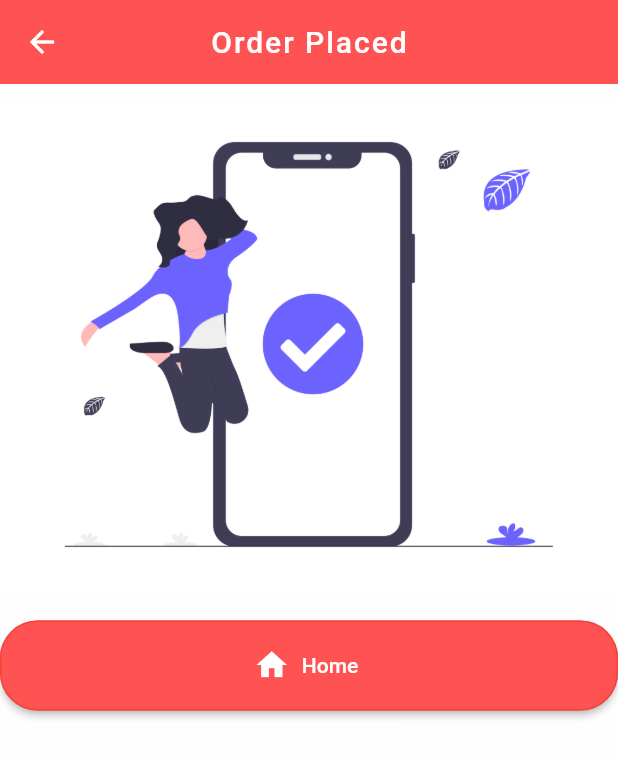
After one commit to irshadmd/Fresho-Daily, a Flutter app: the OrderPlaced screen opened by its route, on a phone screen of 412 x 824 dp. The commit adds this screen. Shown: the top 757 px of the screen. Run offline on Flutter 3.47's test engine with Material 2 defaults, Android fonts, the phone set to English and light mode, and no system bars; our stand-ins replace auto_size_text, badges, email_validator, flutter_spinkit, fluttertoast, google_fonts and 3 more; missing offline and left inert: bottom_indicator_bar, global_configuration, sk_onboarding_screen; accounts and stored records are empty; network calls fail.

Commit message:
Order Placed

```diff
--- a/lib/RouteGen/route_generator.dart
+++ b/lib/RouteGen/route_generator.dart
@@ -3,6 +3,7 @@ import 'package:final_app/pages/Categories.dart';
 import 'package:final_app/pages/Checkout.dart';
 import 'package:final_app/pages/LoginPage.dart';
 import 'package:final_app/pages/MainPage.dart';
+import 'package:final_app/pages/OrderPlaced.dart';
 import 'package:final_app/pages/ProductDetailPage.dart';
 import 'package:final_app/pages/Register.dart';
 import 'package:final_app/pages/SplashScreen.dart';
@@ -30,6 +31,8 @@ class RouteGenerator {
         return MaterialPageRoute(builder: (_) => Cart());
       case '/Checkout':
         return MaterialPageRoute(builder: (_) => Checkout());
+        case '/OrderPlaced':
+        return MaterialPageRoute(builder: (_) => OrderPlaced());
       case '/WalkThrough':
         return MaterialPageRoute(builder: (_) => WalkThrough());
       default:
--- /dev/null
+++ b/lib/pages/OrderPlaced.dart
@@ -0,0 +1,88 @@
+import 'package:flutter/material.dart';
+import 'package:google_fonts/google_fonts.dart';
+
+class OrderPlaced extends StatefulWidget {
+  @override
+  _OrderPlacedState createState() => _OrderPlacedState();
+}
+
+class _OrderPlacedState extends State<OrderPlaced> {
+  @override
+  void initState() {
+    super.initState();
+  }
+
+  @override
+  Widget build(BuildContext context) {
+    return WillPopScope(
+      onWillPop: _onBackPressed,
+      child: Scaffold(
+        appBar: AppBar(
+          leading: GestureDetector(
+              onTap: () {
+                Navigator.of(context).pushNamed('/MainPage');
+              },
+              child: Icon(Icons.arrow_back)),
+          actions: <Widget>[],
+          backgroundColor: Colors.redAccent,
+          elevation: 0,
+          centerTitle: true,
+          title: Text(
+            "Order Placed",
+            style: Theme.of(context)
+                .textTheme
+                .headline6
+                .merge(TextStyle(letterSpacing: 1.3, color: Colors.white)),
+          ),
+        ),
+        body: Stack(
+          fit: StackFit.expand,
+          children: <Widget>[
+            Container(
+              padding: EdgeInsets.only(bottom: 15),
+              color: Colors.white70,
+              child: SingleChildScrollView(
+                padding: EdgeInsets.symmetric(vertical: 10),
+                child: Column(
+                  mainAxisAlignment: MainAxisAlignment.center,
+                  children: <Widget>[
+                    Image(
+                      image: AssetImage('assets/placed.png'),
+                    ),
+                    SizedBox(height: 20),
+                    Container(
+                      width: double.infinity,
+                      height: 60,
+                      child: RaisedButton.icon(
+                        color: Colors.redAccent,
+                        onPressed: () {
+                          Navigator.of(context)
+                              .pushReplacementNamed('/MainPage');
+                        },
+                        shape: RoundedRectangleBorder(
+                            borderRadius: BorderRadius.circular(25.0),
+                            side: BorderSide(color: Colors.red)),
+                        icon: Icon(
+                          Icons.home,
+                          color: Colors.white,
+                        ),
+                        label: Text(
+                          "Home",
+                          style: TextStyle(color: Colors.white),
+                        ),
+                      ),
+                    )
+                  ],
+                ),
+              ),
+            ),
+          ],
+        ),
+      ),
+    );
+  }
+
+  Future<bool> _onBackPressed() {
+    Navigator.of(context).pushNamed('/MainPage');
+  }
+}
--- a/lib/pages/Register.dart
+++ b/lib/pages/Register.dart
@@ -31,7 +31,7 @@ class _RegisterPageState extends State<RegisterPage> {
         customBody: Container(
             color: Colors.transparent,
             child: SpinKitCubeGrid(
-              color: Color(0xffdf6589ff),
+              color: Theme.of(context).accentColor,
             )));
     pr.style(
       backgroundColor: Colors.transparent,
```
Also changed, not shown: lib/api/cart.dart (+23 -0 lines), lib/pages/Checkout.dart (+92 -16 lines), assets/placed.png (added).
